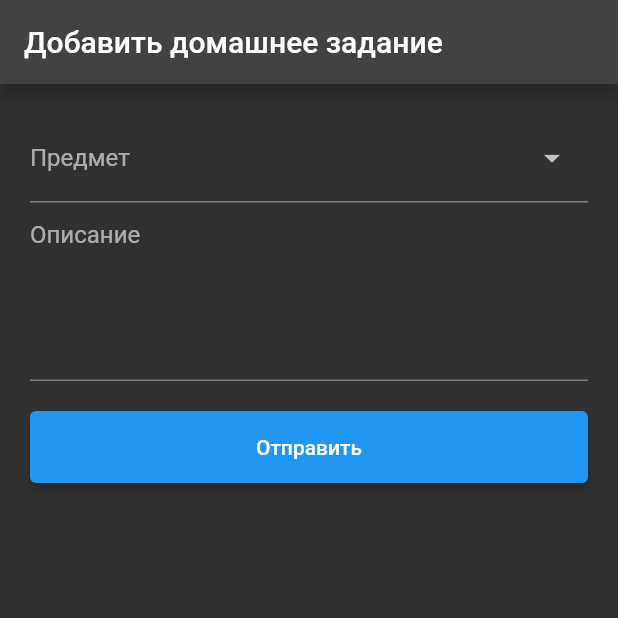
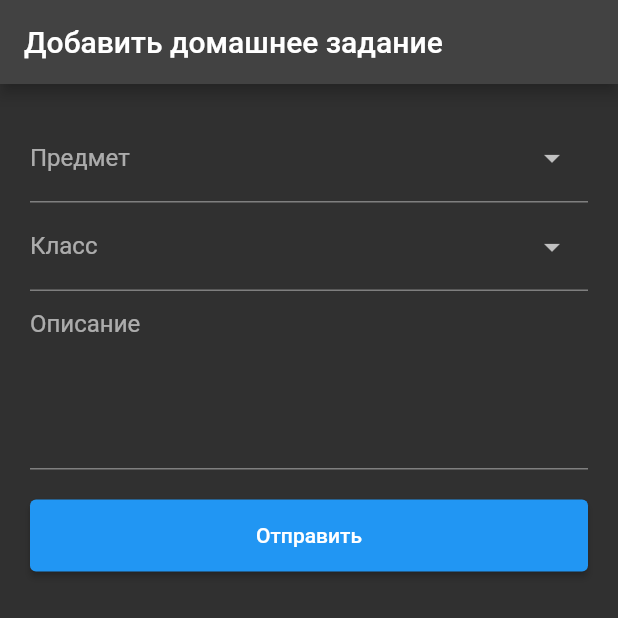
Before and after one commit to MalkollmDev/school_flutter, a Flutter app: the AddTodoPage screen opened directly, after a tap on "Отправить", on a phone screen of 412 x 824 dp, the top half of it. Run offline on Flutter 3.47's test engine with Material 2 defaults, Android fonts, the phone set to English and light mode, and no system bars; drawn by our look-alikes of dropdown_search; network calls fail.

Commit message:
Добавил выпадающий список для учебных классов

```diff
--- /dev/null
+++ b/lib/models/group.dart
@@ -0,0 +1,18 @@
+class GroupModel {
+  int id;
+  String number;
+
+  GroupModel(
+    {
+      required this.id,
+      required this.number
+    }
+  );
+
+  factory GroupModel.fromJson(Map<String, dynamic> parsedJson){
+    return GroupModel(
+      id: parsedJson['id'],
+      number : parsedJson['number'].toString()
+    );
+  }
+}
--- a/lib/screens/add_page.dart
+++ b/lib/screens/add_page.dart
@@ -2,7 +2,9 @@
 
 import 'package:flutter/material.dart';
 import 'package:school_flutter/models/lesson.dart';
+import 'package:school_flutter/screens/todo_list.dart';
 import 'package:school_flutter/services/todo_service.dart';
+import '../models/group.dart';
 import '../utils/snackbar_helper.dart';
 import 'package:dropdown_search/dropdown_search.dart';
 
@@ -17,6 +19,8 @@ class AddTodoPage extends StatefulWidget {
 class _AddTodoPageState extends State<AddTodoPage> {
   List<LessonModel> lessons = [];
   late LessonModel? lessonSelected = null;
+  List<GroupModel> groups = [];
+  late GroupModel? groupSelected = null;
 
   TextEditingController titleController = TextEditingController();
   TextEditingController descriptionController = TextEditingController();
@@ -26,6 +30,7 @@ class _AddTodoPageState extends State<AddTodoPage> {
   void initState() {
     super.initState();
     getLessonList();
+    getGroupList();
     final todo = widget.todo;
     if (todo != null) {
       isEdit = true;
@@ -67,6 +72,30 @@ class _AddTodoPageState extends State<AddTodoPage> {
               }
             },
             selectedItem: lessonSelected,
+          ),
+          DropdownSearch<GroupModel>(
+            popupProps: PopupProps.bottomSheet(
+              showSearchBox: true,
+              showSelectedItems: false,
+            ),
+            items: groups,
+            itemAsString: (item) => '${item.number} класс',
+            dropdownDecoratorProps: DropDownDecoratorProps(
+              dropdownSearchDecoration: InputDecoration(
+                labelText: "Класс",
+                hintText: "Выберите класс",
+              ),
+            ),
+            onChanged: (value) {
+              if (value != null) {
+                setState(() {
+                  groupSelected = value;
+                  print(groupSelected?.number);
+                  print(groupSelected?.id);
+                });
+              }
+            },
+            selectedItem: groupSelected,
           ),
           TextField(
             controller: descriptionController,
@@ -118,7 +147,7 @@ class _AddTodoPageState extends State<AddTodoPage> {
     final isSuccess = await TodoService.addData(body);
 
     if (isSuccess) {
-      descriptionController.text = '';
+      navigateToListToDo();
       showSuccessMessage(context, message: 'Успешно добавлено');
     } else {
       showErrorMessage(context, message: 'Ошибка добавления');
@@ -137,14 +166,33 @@ class _AddTodoPageState extends State<AddTodoPage> {
     }
   }
 
+  Future<void> getGroupList() async {
+    final response = await TodoService.getGroupList();
+    if (response != null) {
+      setState(() {
+        groups = response;
+      });
+      print(groups);
+    } else {
+      showErrorMessage(context, message: 'Домашних заданий нет');
+    }
+  }
+
+   Future<void> navigateToListToDo() async {
+    final route = MaterialPageRoute(
+      builder: (context) => TodoListPage(),
+    );
+    await Navigator.push(context, route);
+  }
+
   Map get body {
     // final title = titleController.text;
     final description = descriptionController.text;
     return {
       "text": description,
       "date": "2023-05-10T03:58:03.760Z",
-      "lessonId": 4,
-      "groupId": 5
+      "lessonId": lessonSelected?.id,
+      "groupId": groupSelected?.id
     };
   }
 }
--- a/lib/services/todo_service.dart
+++ b/lib/services/todo_service.dart
@@ -2,6 +2,7 @@
 
 import 'dart:convert';
 import 'package:http/http.dart' as http;
+import 'package:school_flutter/models/group.dart';
 import 'package:school_flutter/models/lesson.dart';
 
 //API методы здесь
@@ -63,4 +64,19 @@ class TodoService {
       return null;
     }
   }
+
+  //groups
+  static Future<List<GroupModel>?> getGroupList() async {
+    final url = 'http://api.malkollm.ru/groups';
+    final uri = Uri.parse(url);
+    final response = await http.get(uri);
+    if (response.statusCode == 200) {
+      List<dynamic> json = jsonDecode(response.body);
+      List<GroupModel> groups = List<GroupModel>.from(json.map((model) => GroupModel.fromJson(model)));
+
+      return groups;
+    } else {
+      return null;
+    }
+  }
 }
```
